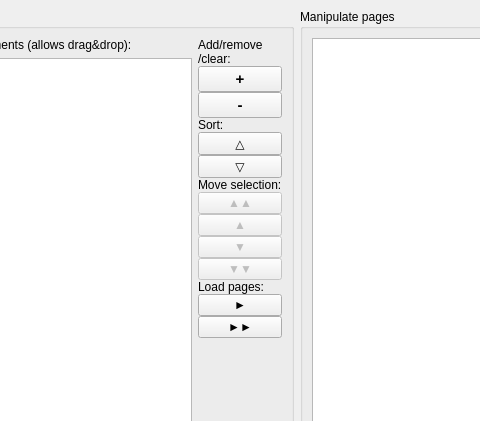
Old version of the form wndmain.ui in the repository ronanpaixao/PyPDFTK; both pictures show x 97 to 577 and y 0 to 421 of the 955 by 631 pixel window.
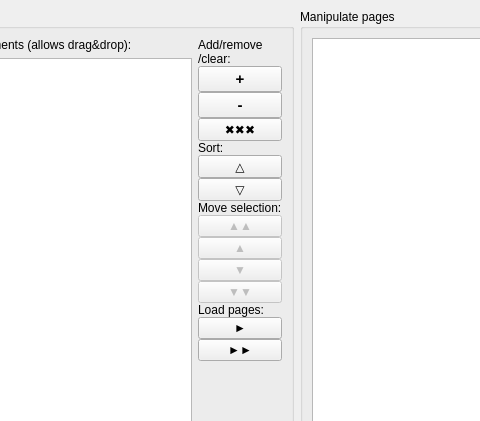
New version of the form. Custom widgets are drawn as their Qt base class.

Commit message: Implement clear files button

The edit to the form file:
```diff
--- a/wndmain.ui
+++ b/wndmain.ui
@@ -104,6 +104,22 @@
            </property>
           </widget>
          </item>
+         <item>
+          <widget class="QPushButton" name="btnFilesClear">
+           <property name="minimumSize">
+            <size>
+             <width>50</width>
+             <height>0</height>
+            </size>
+           </property>
+           <property name="autoFillBackground">
+            <bool>true</bool>
+           </property>
+           <property name="text">
+            <string>✖✖✖</string>
+           </property>
+          </widget>
+         </item>
          <item>
           <widget class="QLabel" name="label_13">
            <property name="text">
```
The commit also changes 1 other file.
